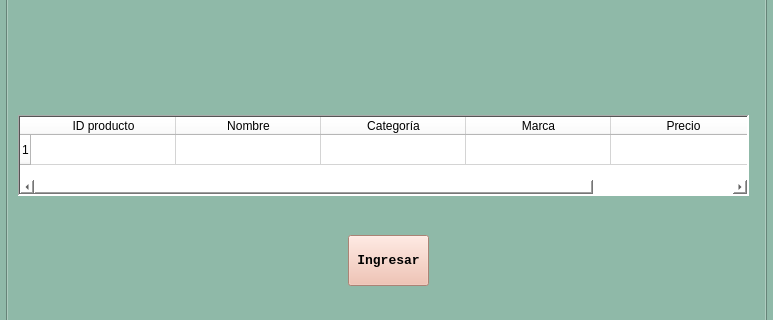
This is Ventas.ui in san13660/bd-proyecto-2 as Qt 5 draws it before an edit; both pictures show x 0 to 773 and y 101 to 421 of the 773 by 577 pixel window. The edited form follows.
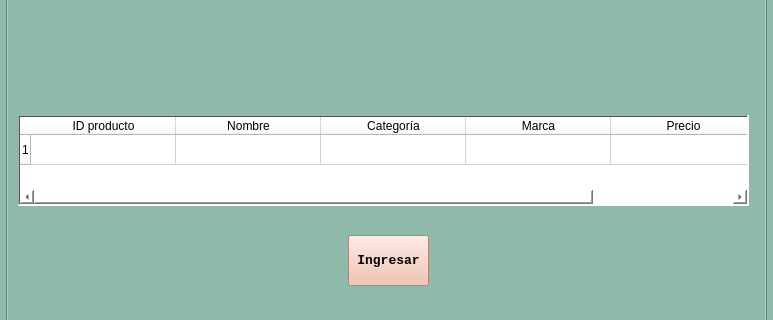
This is the edited form.

Patch:
```diff
--- a/Ventas.ui
+++ b/Ventas.ui
@@ -1002,7 +1002,7 @@
         <x>10</x>
         <y>180</y>
         <width>731</width>
-        <height>81</height>
+        <height>91</height>
        </rect>
       </property>
       <property name="font">
```
